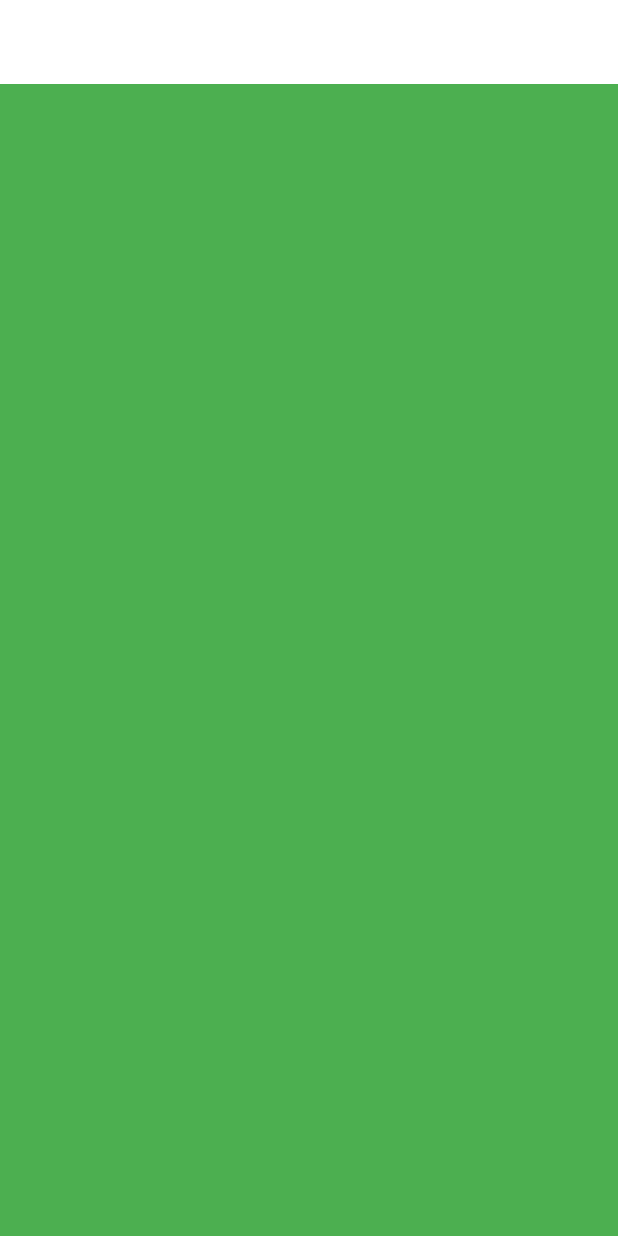
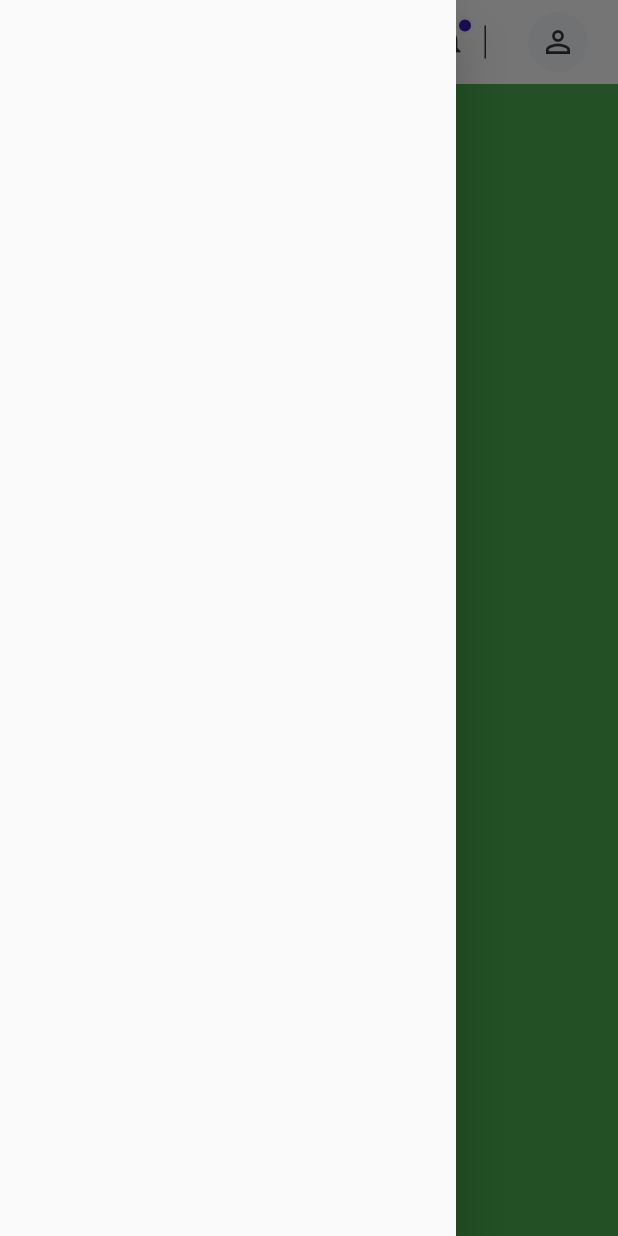
Before and after one commit to elnadar/flutter_responsive_admin_dashboard, a Flutter app: the screen it shows after launch, with the side drawer open (before the commit the screen has no drawer), on a phone screen of 412 x 824 dp. Run offline on Flutter 3.47's test engine with Material 2 defaults, Android fonts, the phone set to English and light mode, and no system bars; our stand-ins replace get, google_fonts.

Commit message:
Finished AppBar Layout.

```diff
--- a/lib/layout.dart
+++ b/lib/layout.dart
@@ -1,7 +1,10 @@
 import 'package:admin_dashboard/helpers/responsiveness.dart';
+import 'package:admin_dashboard/widgets/custom_text.dart';
 import 'package:admin_dashboard/widgets/large_screen.dart';
 import 'package:admin_dashboard/widgets/small_screen.dart';
 import 'package:flutter/material.dart';
+
+import 'constants/style.dart';
 
 class AppLayout extends StatelessWidget {
   AppLayout({Key? key}) : super(key: key);
@@ -9,8 +12,79 @@ class AppLayout extends StatelessWidget {
   @override
   Widget build(BuildContext context) {
     return Scaffold(
+      key: scaffoldKey,
       appBar: AppBar(
-        key: scaffoldKey,
+        title: Row(
+          children: [
+            const CustomText(
+              'Dash',
+              color: lightGrey,
+              fontSize: 20,
+              fontWeight: FontWeight.bold,
+            ),
+            const Spacer(),
+            IconButton(
+              onPressed: () {},
+              icon: const Icon(
+                Icons.settings,
+              ),
+            ),
+            Stack(
+              children: [
+                IconButton(
+                  onPressed: () {},
+                  icon: const Icon(Icons.notifications),
+                ),
+                Positioned(
+                  top: 7,
+                  right: 7,
+                  child: SizedBox(
+                    height: 12,
+                    width: 12,
+                    child: DecoratedBox(
+                      decoration: BoxDecoration(
+                        color: active,
+                        borderRadius: BorderRadius.circular(30),
+                        border: Border.all(color: light, width: 2),
+                      ),
+                    ),
+                  ),
+                )
+              ],
+            ),
+            const SizedBox(
+              width: 1,
+              height: 22,
+              child: ColoredBox(color: dark),
+            ),
+            const SizedBox(
+              width: 24,
+            ),
+            if (!ResponsiveWidget.isSmallScreen(context))
+              Row(
+                children: const [
+                  CustomText(
+                    'Ahmed Mahdy',
+                    color: lightGrey,
+                    fontSize: 16,
+                  ),
+                  SizedBox(
+                    width: 16,
+                  ),
+                ],
+              ),
+            const Center(
+              child: Padding(
+                padding: EdgeInsets.all(4.0),
+                child: CircleAvatar(
+                  foregroundColor: dark,
+                  backgroundColor: light,
+                  child: Icon(Icons.person_outline),
+                ),
+              ),
+            )
+          ],
+        ),
         leading: !ResponsiveWidget.isSmallScreen(context)
             ? Row(
                 children: [
@@ -29,6 +103,7 @@ class AppLayout extends StatelessWidget {
                 },
                 icon: const Icon(Icons.menu)),
       ),
+      drawer: const Drawer(),
       body: const ResponsiveWidget(
         largeScreen: LargeScreen(),
         mediumScreen: LargeScreen(
--- a/lib/main.dart
+++ b/lib/main.dart
@@ -1,3 +1,4 @@
+import 'package:admin_dashboard/constants/style.dart';
 import 'package:admin_dashboard/layout.dart';
 import 'package:flutter/material.dart';
 import 'package:get/get.dart';
@@ -13,6 +14,7 @@ class App extends StatelessWidget {
   // This widget is the root of your application.
   @override
   Widget build(BuildContext context) {
+    ThemeData theme = Theme.of(context);
     return GetMaterialApp(
       title: 'Admin Dashboard',
       theme: ThemeData(
@@ -20,9 +22,12 @@ class App extends StatelessWidget {
         appBarTheme: Theme.of(context).appBarTheme.copyWith(
               elevation: 0,
               color: Colors.white,
+              iconTheme: theme.iconTheme.copyWith(
+                color: dark,
+              ),
             ),
         textTheme: GoogleFonts.mulishTextTheme(
-          Theme.of(context).textTheme,
+          theme.textTheme,
         ).apply(
           bodyColor: Colors.black,
         ),
```
